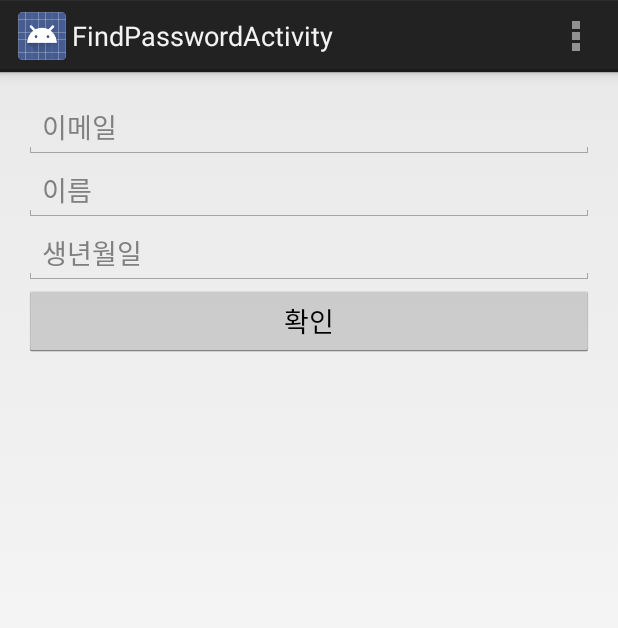
After one commit to kimkoen3536/travel-plan, an Android app: the FindPasswordActivity screen opened directly, with no data from a screen before it, on a phone screen of 412 x 824 dp. The commit adds this screen. Shown: the top 628 px of the screen. Run offline under Robolectric (Android 15) with nearby library versions, the phone set to English and light mode, and no system bars.

Commit message:
ID 찾기, ID 찾기 결과, Password 찾기 화면 및 연결 구성

```diff
--- /dev/null
+++ b/app/src/main/java/kke/travelplan/FindPasswordActivity.java
@@ -0,0 +1,36 @@
+package kke.travelplan;
+
+import android.app.Activity;
+import android.os.Bundle;
+import android.view.Menu;
+import android.view.MenuItem;
+import kke.travelplan.R;
+
+public class FindPasswordActivity extends Activity {
+
+    @Override
+    protected void onCreate(Bundle savedInstanceState) {
+        super.onCreate(savedInstanceState);
+        setContentView(R.layout.activity_find_password);
+    }
+
+
+    @Override
+    public boolean onCreateOptionsMenu(Menu menu) {
+        // Inflate the menu; this adds items to the action bar if it is present.
+        getMenuInflater().inflate(R.menu.find_password, menu);
+        return true;
+    }
+
+    @Override
+    public boolean onOptionsItemSelected(MenuItem item) {
+        // Handle action bar item clicks here. The action bar will
+        // automatically handle clicks on the Home/Up button, so long
+        // as you specify a parent activity in AndroidManifest.xml.
+        int id = item.getItemId();
+        if (id == R.id.action_settings) {
+            return true;
+        }
+        return super.onOptionsItemSelected(item);
+    }
+}
--- /dev/null
+++ b/app/src/main/res/layout/activity_find_password.xml
@@ -0,0 +1,38 @@
+<RelativeLayout xmlns:android="http://schemas.android.com/apk/res/android"
+    xmlns:tools="http://schemas.android.com/tools"
+    android:layout_width="match_parent"
+    android:layout_height="match_parent"
+    android:paddingBottom="@dimen/activity_vertical_margin"
+    android:paddingLeft="@dimen/activity_horizontal_margin"
+    android:paddingRight="@dimen/activity_horizontal_margin"
+    android:paddingTop="@dimen/activity_vertical_margin"
+    tools:context="kke.travelplan.FindPasswordActivity">
+
+    <LinearLayout
+        android:layout_width="fill_parent"
+        android:layout_height="wrap_content"
+        android:orientation="vertical">
+
+        <EditText
+            android:layout_width="fill_parent"
+            android:layout_height="wrap_content"
+            android:hint="이메일" />
+
+        <EditText
+            android:layout_width="fill_parent"
+            android:layout_height="wrap_content"
+            android:hint="이름" />
+
+        <EditText
+            android:layout_width="fill_parent"
+            android:layout_height="wrap_content"
+            android:hint="생년월일" />
+
+        <Button
+            android:layout_width="fill_parent"
+            android:layout_height="wrap_content"
+            android:text="확인" />
+
+    </LinearLayout>
+
+</RelativeLayout>
--- /dev/null
+++ b/app/src/main/res/menu/find_password.xml
@@ -0,0 +1,8 @@
+<menu xmlns:android="http://schemas.android.com/apk/res/android"
+    xmlns:tools="http://schemas.android.com/tools"
+    tools:context="kke.travelplan.FindPasswordActivity" >
+    <item android:id="@+id/action_settings"
+        android:title="@string/action_settings"
+        android:orderInCategory="100"
+        android:showAsAction="never" />
+</menu>
--- a/app/src/main/res/values/strings.xml
+++ b/app/src/main/res/values/strings.xml
@@ -4,5 +4,9 @@
     <string name="app_name">Travel Plan</string>
     <string name="action_settings">설정</string>
     <string name="title_activity_intro">여행 계획</string>
+    <string name="title_activity_find_id">FindIdActivity</string>
+    <string name="hello_world">Hello world!</string>
+    <string name="title_activity_find_password">FindPasswordActivity</string>
+    <string name="title_activity_find_id_result_acitvity">FindIdResultAcitvity</string>
 
 </resources>
--- /dev/null
+++ b/app/src/main/res/values/strings_find_id.xml
@@ -0,0 +1,6 @@
+<?xml version="1.0" encoding="utf-8"?>
+<resources>
+    <string name="name">이름</string>
+    <string name="birthdate">생년월일</string>
+    <string name="confirm">확인</string>
+</resources>
```
Also changed, not shown: app/src/main/AndroidManifest.xml (+14 -0 lines), app/src/main/java/kke/travelplan/FindIdActivity.java (added, +45 -0 lines), app/src/main/java/kke/travelplan/FindIdResultAcitvity.java (added, +43 -0 lines), app/src/main/java/kke/travelplan/LoginActivity.java (+11 -0 lines), app/src/main/res/layout/activity_find_id.xml (added, +34 -0 lines), app/src/main/res/layout/activity_find_id_result_acitvity.xml (added, +29 -0 lines), app/src/main/res/layout/activity_login.xml (+10 -6 lines), app/src/main/res/menu/find_id.xml (added, +8 -0 lines), app/src/main/res/menu/find_id_result_acitvity.xml (added, +8 -0 lines), app/src/main/res/drawable-hdpi/travel_plan_small.png (added).
